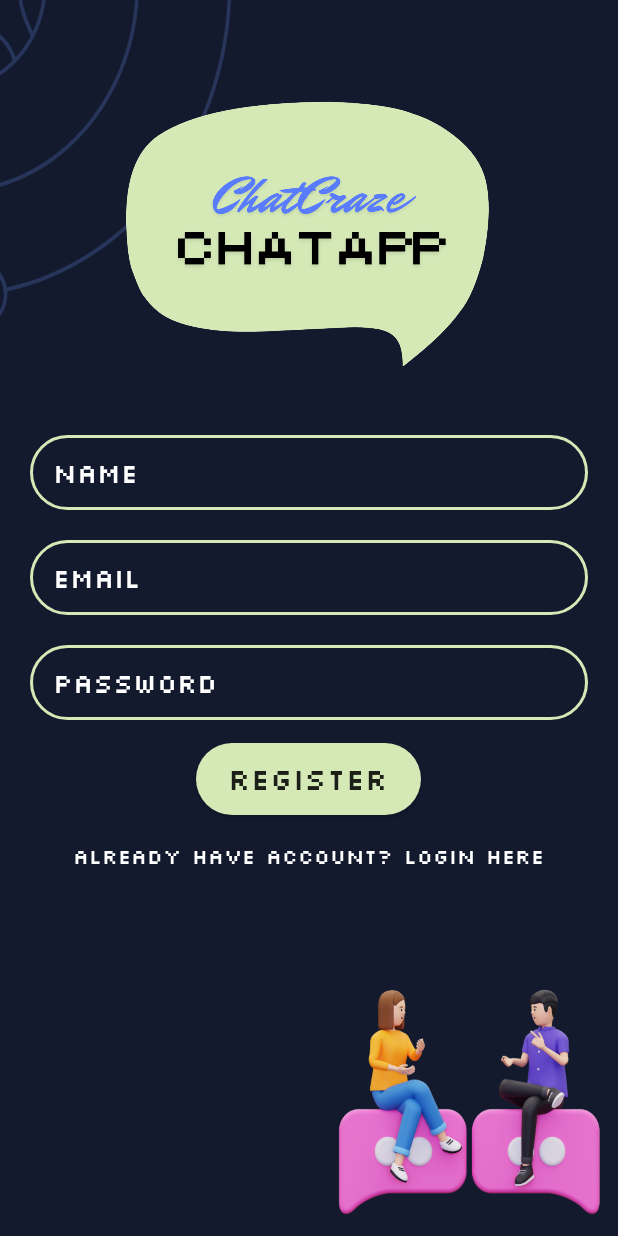
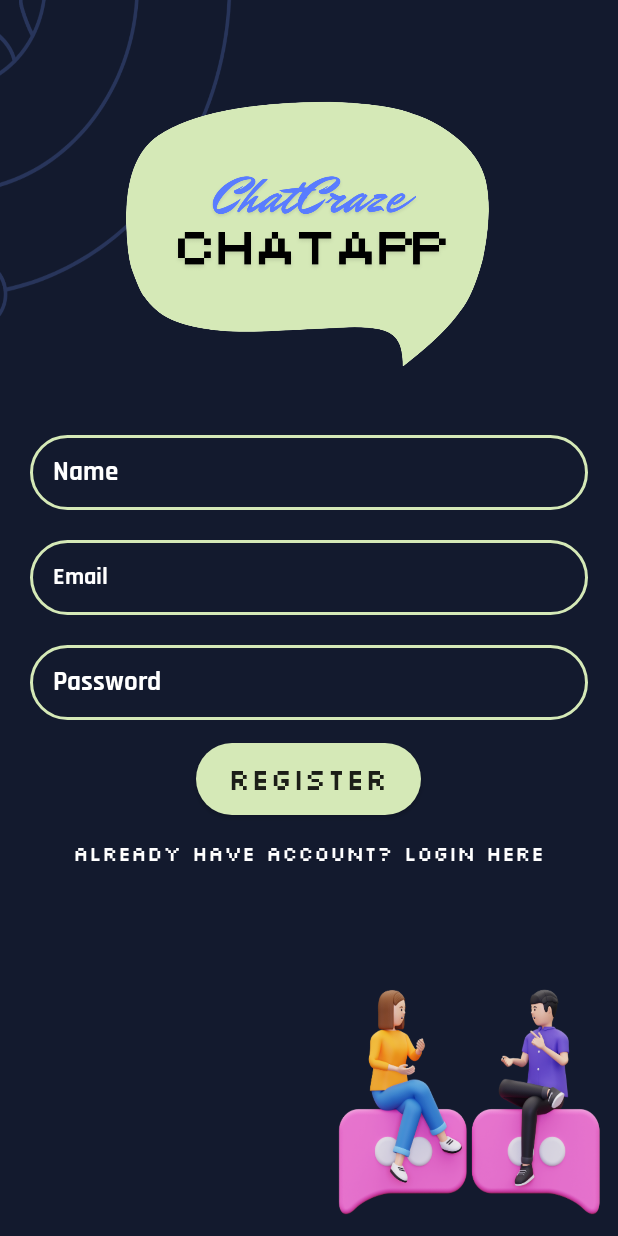
Before and after one commit to Priyank911/ChatApp, an Android app: the RegisterActivity screen opened directly, with no data from a screen before it, on a phone screen of 412 x 824 dp. Run offline under Robolectric (Android 15) with nearby library versions, the phone set to English and light mode, and no system bars; our stand-ins replace Firebase (no records; nobody signed in at launch, a user with empty details on screens opened directly).

```diff
--- a/app/build.gradle.kts
+++ b/app/build.gradle.kts
@@ -1,6 +1,7 @@
 plugins {
     alias(libs.plugins.android.application)
     alias(libs.plugins.jetbrains.kotlin.android)
+    alias(libs.plugins.google.gms.google.services)
 }
 
 android {
@@ -33,6 +34,9 @@ android {
     kotlinOptions {
         jvmTarget = "1.8"
     }
+    buildFeatures {
+        viewBinding = true
+    }
 }
 
 dependencies {
@@ -42,7 +46,9 @@ dependencies {
     implementation(libs.material)
     implementation(libs.androidx.activity)
     implementation(libs.androidx.constraintlayout)
+    implementation(libs.firebase.auth)
     testImplementation(libs.junit)
     androidTestImplementation(libs.androidx.junit)
     androidTestImplementation(libs.androidx.espresso.core)
+
 }
--- a/app/src/main/AndroidManifest.xml
+++ b/app/src/main/AndroidManifest.xml
@@ -14,7 +14,7 @@
         tools:targetApi="31">
         <activity
             android:name=".RegisterActivity"
-            android:exported="false" />
+            android:exported="false"/>
         <activity
             android:name=".LoginActivity"
             android:exported="true">
@@ -26,8 +26,7 @@
         </activity>
         <activity
             android:name=".MainActivity"
-            android:exported="false">
-        </activity>
+            android:exported="false"/>
     </application>
 
 </manifest>
--- a/app/src/main/java/com/example/chatappdvp/RegisterActivity.kt
+++ b/app/src/main/java/com/example/chatappdvp/RegisterActivity.kt
@@ -1,20 +1,61 @@
 package com.example.chatappdvp
 
+import android.content.Intent
 import android.os.Bundle
+import android.widget.Button
+import android.widget.EditText
+import android.widget.Toast
 import androidx.activity.enableEdgeToEdge
 import androidx.appcompat.app.AppCompatActivity
 import androidx.core.view.ViewCompat
 import androidx.core.view.WindowInsetsCompat
+import com.google.firebase.auth.FirebaseAuth
 
 class RegisterActivity : AppCompatActivity() {
+
+    private lateinit var edt_name : EditText
+    private lateinit var edt_email : EditText
+    private lateinit var edt_password : EditText
+    private lateinit var registerbtn : Button
+    private lateinit var loginuptext : Button
+    private lateinit var auth : FirebaseAuth
+
     override fun onCreate(savedInstanceState: Bundle?) {
         super.onCreate(savedInstanceState)
         enableEdgeToEdge()
         setContentView(R.layout.activity_register)
+        auth = FirebaseAuth.getInstance()
         ViewCompat.setOnApplyWindowInsetsListener(findViewById(R.id.main)) { v, insets ->
             val systemBars = insets.getInsets(WindowInsetsCompat.Type.systemBars())
             v.setPadding(systemBars.left, systemBars.top, systemBars.right, systemBars.bottom)
             insets
         }
+        edt_name = findViewById(R.id.edt_name)
+        edt_email = findViewById(R.id.edt_email)
+        edt_password = findViewById(R.id.edt_password)
+        registerbtn = findViewById(R.id.registerbtn)
+        loginuptext = findViewById(R.id.loginuptext)
+
+        loginuptext.setOnClickListener{
+            val intent = Intent(this, LoginActivity::class.java)
+            startActivity(intent)
+        }
+        registerbtn.setOnClickListener{
+            val email = edt_email.text.toString()
+            val password = edt_password.text.toString()
+
+           register(email,password)
+        }
+    }
+    private fun register(email : String,password : String){
+        auth.createUserWithEmailAndPassword(email, password)
+            .addOnCompleteListener(this) { task ->
+                if (task.isSuccessful) {
+                   val intent = Intent(this@RegisterActivity, MainActivity::class.java)
+                    startActivity(intent)
+                } else {
+                    Toast.makeText(this@RegisterActivity,"Some Error Occurred in Register", Toast.LENGTH_SHORT).show()
+                }
+            }
     }
 }
--- a/app/src/main/res/layout/activity_register.xml
+++ b/app/src/main/res/layout/activity_register.xml
@@ -6,7 +6,7 @@
     android:layout_width="match_parent"
     android:layout_height="match_parent"
     android:background="@drawable/chatcrazebg"
-    tools:context=".LoginActivity">
+    tools:context=".RegisterActivity">
     <ImageView
         android:id="@+id/ap_logo"
         android:layout_width="250dp"
@@ -22,27 +22,31 @@
         android:layout_below="@id/ap_logo"
         android:layout_marginTop="10dp"
         android:hint="Name"
+        android:textColor="@color/white"
         android:background="@drawable/edt_bg"
         android:paddingLeft="15dp"
-        android:fontFamily="@font/silkscreenregular"
+        android:fontFamily="@font/rajdhanibold"
         android:textColorHint="@color/white"
         android:layout_marginLeft="20dp"
         android:layout_marginRight="20dp"
         />
+
     <EditText
         android:id="@+id/edt_email"
         android:layout_width="match_parent"
         android:layout_height="50dp"
         android:layout_below="@id/edt_name"
+        android:layout_marginLeft="20dp"
         android:layout_marginTop="20dp"
+        android:layout_marginRight="20dp"
+        android:background="@drawable/edt_bg"
         android:hint="Email"
-        android:background="@drawable/edt_bg"
+        android:fontFamily="@font/rajdhanibold"
         android:paddingLeft="15dp"
-        android:fontFamily="@font/silkscreenregular"
+        android:textColor="@color/white"
         android:textColorHint="@color/white"
-        android:layout_marginLeft="20dp"
-        android:layout_marginRight="20dp"
-        />
+        android:textSize="16sp"
+        android:textStyle="bold" />
     <EditText
         android:id="@+id/edt_password"
         android:layout_width="match_parent"
@@ -50,15 +54,16 @@
         android:layout_below="@id/edt_email"
         android:layout_marginTop="20dp"
         android:hint="Password"
+        android:textColor="@color/white"
         android:background="@drawable/edt_bg"
         android:paddingLeft="15dp"
-        android:fontFamily="@font/silkscreenregular"
+        android:fontFamily="@font/rajdhanibold"
         android:textColorHint="@color/white"
         android:layout_marginLeft="20dp"
         android:layout_marginRight="20dp"
         />
     <Button
-        android:id="@+id/loginbtn"
+        android:id="@+id/registerbtn"
         android:layout_width="150dp"
         android:layout_height="wrap_content"
         android:layout_below="@id/edt_password"
@@ -69,15 +74,15 @@
         android:fontFamily="@font/silkscreenregular"
         android:background="@drawable/edt_button"
         />
-    <TextView
-        android:id="@+id/signuptext"
+    <Button
+        android:id="@+id/loginuptext"
         android:layout_width="wrap_content"
         android:layout_height="wrap_content"
         android:background="@android:color/transparent"
         android:text="Already have account? Login Here"
-        android:layout_below="@id/loginbtn"
+        android:layout_below="@id/registerbtn"
         android:layout_centerHorizontal="true"
-        android:layout_marginTop="18dp"
+        android:layout_marginTop="1dp"
         android:textSize="14dp"
         android:fontFamily="@font/silkscreenregular"
         android:textColor="@color/white"
--- a/build.gradle.kts
+++ b/build.gradle.kts
@@ -2,4 +2,5 @@
 plugins {
     alias(libs.plugins.android.application) apply false
     alias(libs.plugins.jetbrains.kotlin.android) apply false
+    alias(libs.plugins.google.gms.google.services) apply false
 }
--- a/gradle/libs.versions.toml
+++ b/gradle/libs.versions.toml
@@ -9,6 +9,8 @@ appcompat = "1.7.0"
 material = "1.12.0"
 activity = "1.9.0"
 constraintlayout = "2.1.4"
+googleGmsGoogleServices = "4.4.2"
+firebaseAuth = "23.0.0"
 
 [libraries]
 androidx-core-ktx = { group = "androidx.core", name = "core-ktx", version.ref = "coreKtx" }
@@ -18,8 +20,11 @@ androidx-espresso-core = { group = "androidx.test.espresso", name = "espresso-co
 androidx-appcompat = { group = "androidx.appcompat", name = "appcompat", version.ref = "appcompat" }
 material = { group = "com.google.android.material", name = "material", version.ref = "material" }
 androidx-activity = { group = "androidx.activity", name = "activity", version.ref = "activity" }
+
 androidx-constraintlayout = { group = "androidx.constraintlayout", name = "constraintlayout", version.ref = "constraintlayout" }
+firebase-auth = { group = "com.google.firebase", name = "firebase-auth", version.ref = "firebaseAuth" }
 
 [plugins]
 android-application = { id = "com.android.application", version.ref = "agp" }
 jetbrains-kotlin-android = { id = "org.jetbrains.kotlin.android", version.ref = "kotlin" }
+google-gms-google-services = { id = "com.google.gms.google-services", version.ref = "googleGmsGoogleServices" }
```
Also changed, not shown: app/src/main/java/com/example/chatappdvp/LoginActivity.kt (+25 -3 lines), app/src/main/java/com/example/chatappdvp/User.kt (added, +14 -0 lines), app/src/main/res/layout/activity_login.xml (+17 -13 lines), app/src/main/res/layout/activity_main.xml (+6 -6 lines), app/src/main/res/layout/user_layout.xml (added, +21 -0 lines), app/src/main/res/font/rajdhanibold.ttf (added), app/src/main/res/font/rajdhaniregular.ttf (added).
